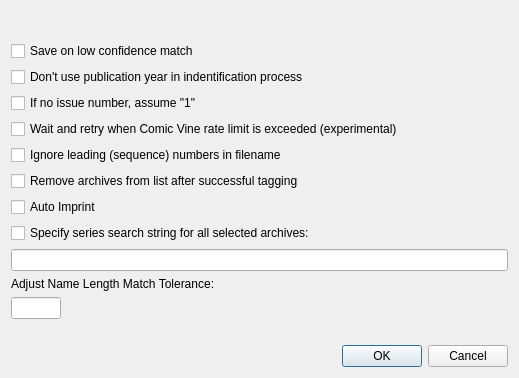
First picture: the form in comictaggerlib/ui/autotagstartwindow.ui, repository comictagger/comictagger, before the edit.
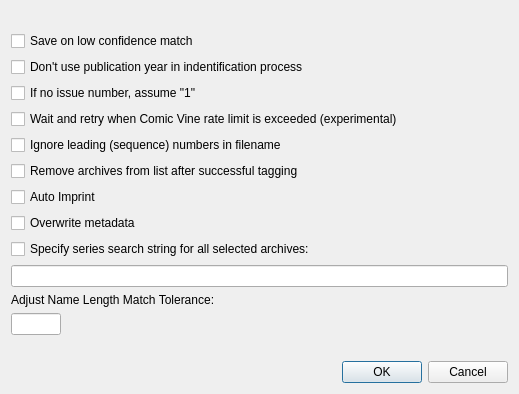
Second picture: the form after the edit.

Commit message: Allow overwriting existing metadata

What changed in the file:
```diff
--- a/comictaggerlib/ui/autotagstartwindow.ui
+++ b/comictaggerlib/ui/autotagstartwindow.ui
@@ -44,7 +44,7 @@
    </item>
    <item row="1" column="0">
     <layout class="QGridLayout" name="gridLayout">
-     <item row="7" column="0">
+     <item row="8" column="0">
       <widget class="QCheckBox" name="cbxSpecifySearchString">
        <property name="sizePolicy">
         <sizepolicy hsizetype="Minimum" vsizetype="Fixed">
@@ -139,7 +139,17 @@
        </property>
       </widget>
      </item>
-     <item row="10" column="0">
+     <item row="7" column="0">
+      <widget class="QCheckBox" name="cbxRemoveMetadata">
+       <property name="toolTip">
+        <string>Removes existing metadata before applying retrieved metadata</string>
+       </property>
+       <property name="text">
+        <string>Overwrite metadata</string>
+       </property>
+      </widget>
+     </item>
+     <item row="11" column="0">
       <widget class="QLineEdit" name="leNameLengthMatchTolerance">
        <property name="sizePolicy">
         <sizepolicy hsizetype="Expanding" vsizetype="Fixed">
@@ -155,17 +165,17 @@
        </property>
       </widget>
      </item>
-     <item row="8" column="0">
-      <widget class="QLineEdit" name="leSearchString">
-       <property name="sizePolicy">
-        <sizepolicy hsizetype="Expanding" vsizetype="Fixed">
-         <horstretch>0</horstretch>
-         <verstretch>0</verstretch>
-        </sizepolicy>
-       </property>
-      </widget>
-     </item>
      <item row="9" column="0">
+      <widget class="QLineEdit" name="leSearchString">
+       <property name="sizePolicy">
+        <sizepolicy hsizetype="Expanding" vsizetype="Fixed">
+         <horstretch>0</horstretch>
+         <verstretch>0</verstretch>
+        </sizepolicy>
+       </property>
+      </widget>
+     </item>
+     <item row="10" column="0">
       <widget class="QLabel" name="label_3">
        <property name="sizePolicy">
         <sizepolicy hsizetype="Preferred" vsizetype="Fixed">
```
The commit also changes 3 other files.
